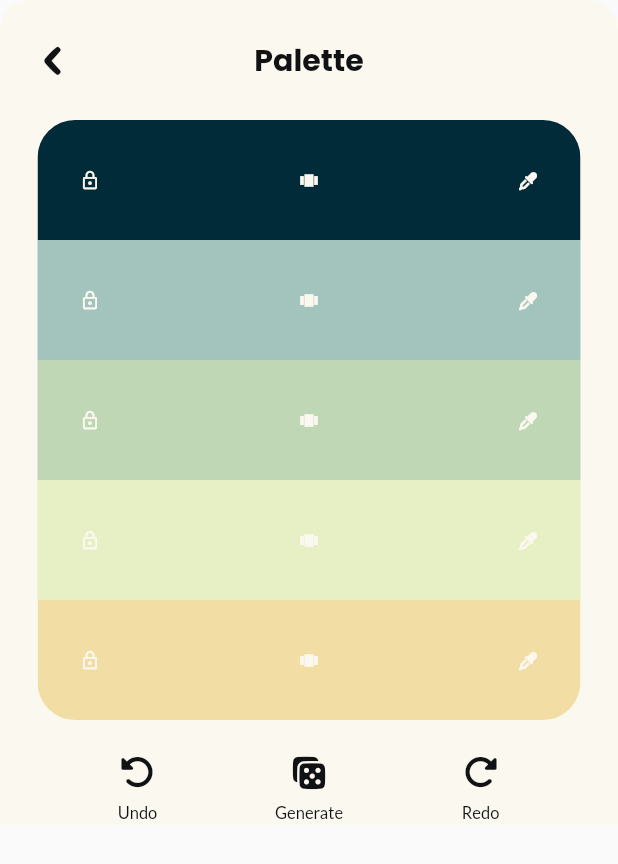
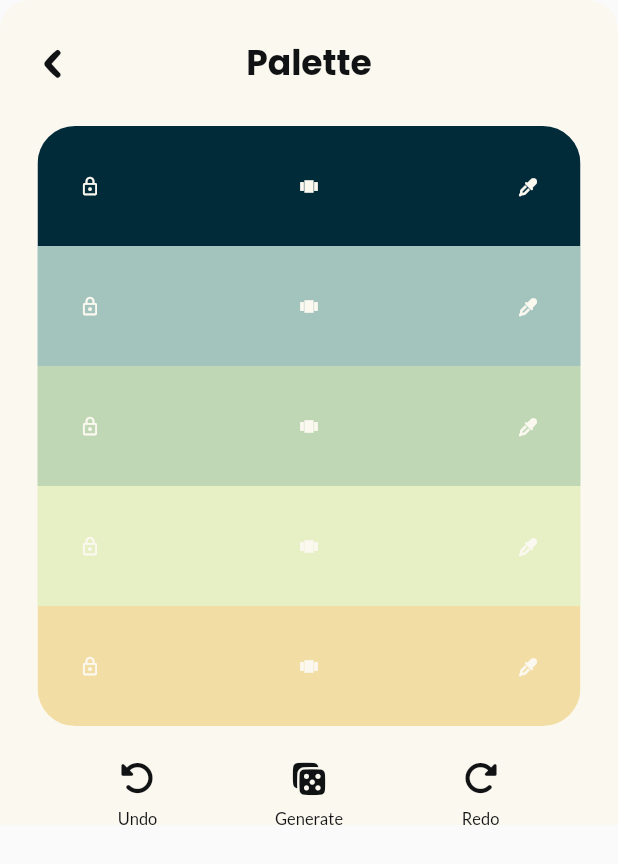
Before and after one commit to cjwg/onodu, a Flutter app: the ThemeSettingsWidget widget shown alone on an empty page, opened directly, swiped to page 2, on a phone screen of 412 x 824 dp. Shown: the top 864 px of the screen. Run offline on Flutter 3.47's test engine with Material 2 defaults, Android fonts, the phone set to English and light mode, and no system bars; our stand-ins replace auto_size_text, dropdown_button2, flutter_animate, flutter_colorpicker, font_awesome_flutter, from_css_color and 6 more; missing offline and left inert: json_path; accounts and stored records are empty; statements that could not run were skipped.

Commit message:
Updating to latest FlutterFlow output.

```diff
--- a/lib/components/theme_settings/theme_settings_widget.dart
+++ b/lib/components/theme_settings/theme_settings_widget.dart
@@ -212,11 +212,9 @@ class _ThemeSettingsWidgetState extends State<ThemeSettingsWidget> {
                           child: Text(
                             'Palette',
                             style: FlutterFlowTheme.of(context)
-                                .bodyMedium
+                                .displaySmall
                                 .override(
                                   fontFamily: 'Poppins',
-                                  fontSize: 20.0,
-                                  fontWeight: FontWeight.bold,
                                 ),
                           ),
                         ),
```
